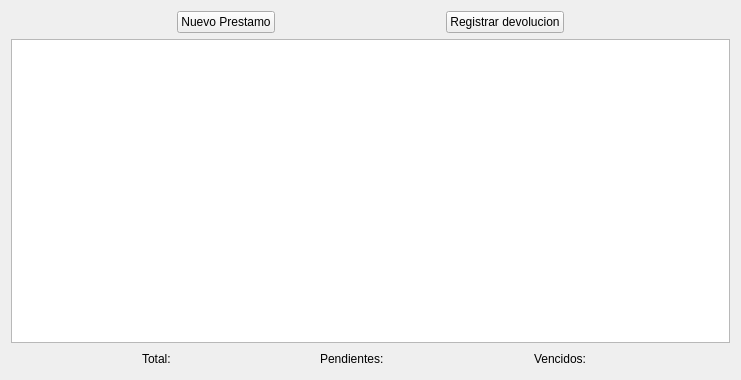
Above: Biblioteca/Views/Prestamos.ui from rescobedoq/sbd before the change. Below: the same form after it.
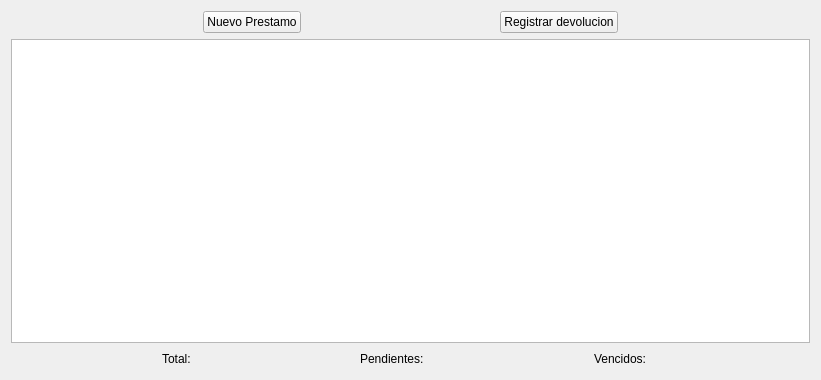
That is the form after the change.

Diff of the .ui file:
```diff
--- a/Biblioteca/Views/Prestamos.ui
+++ b/Biblioteca/Views/Prestamos.ui
@@ -6,7 +6,7 @@
    <rect>
     <x>0</x>
     <y>0</y>
-    <width>741</width>
+    <width>821</width>
     <height>380</height>
    </rect>
   </property>
```
